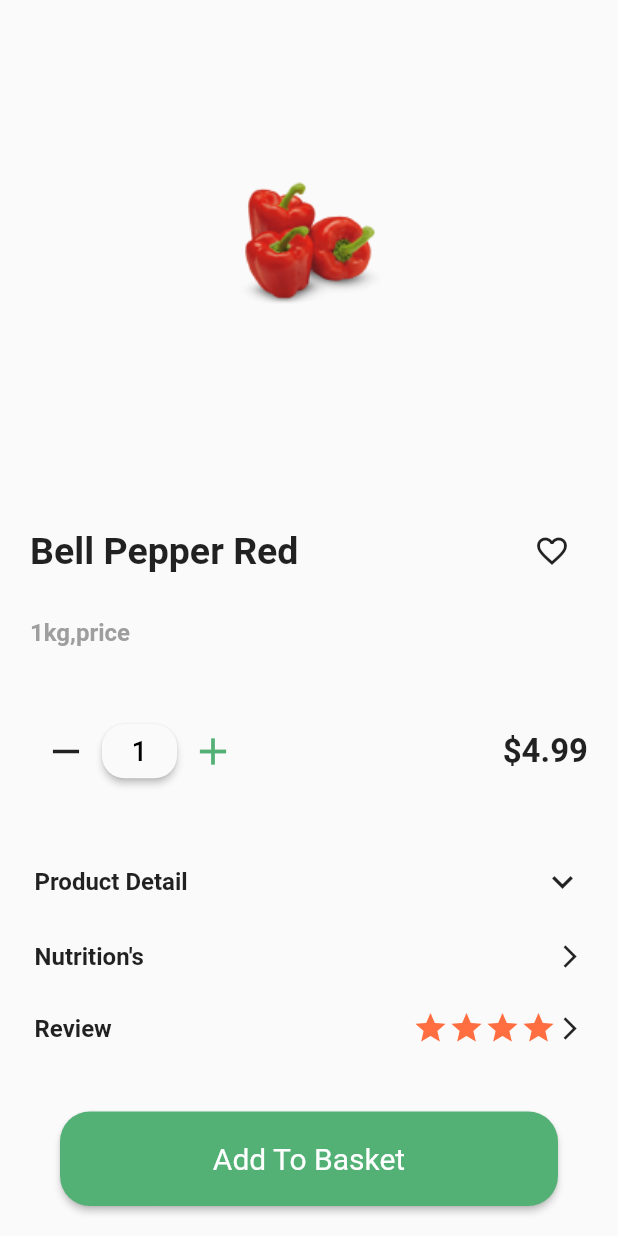
After one commit to Nour5114/shopapp, a Flutter app: the ShopTab screen opened directly, after a tap on "Bell Pepper Red", on a phone screen of 412 x 824 dp. The commit adds this screen. Run offline on Flutter 3.47's test engine with Material 2 defaults, Android fonts, the phone set to English and light mode, and no system bars.

Commit message:
design shop_tab and product_details_screen

```diff
--- a/lib/main.dart
+++ b/lib/main.dart
@@ -1,4 +1,5 @@
 import 'package:flutter/material.dart';
+import 'package:shop_app/screens/product_details_screen.dart';
 import 'package:shop_app/screens/splash_screen.dart';
 
 void main() {
--- a/lib/screens/home/shop_tab.dart
+++ b/lib/screens/home/shop_tab.dart
@@ -1,4 +1,5 @@
 import 'package:flutter/material.dart';
+import 'package:shop_app/screens/product_details_screen.dart';
 
 class ShopTab extends StatefulWidget {
   const ShopTab({Key? key}) : super(key: key);
@@ -216,7 +217,7 @@ class _ShopTabState extends State<ShopTab> {
                 ),
                 const SizedBox(height: 20,),
                 SizedBox(
-                  height: 200,
+                  height: 220,
                   child: ListView.builder(
                     scrollDirection: Axis.horizontal,
                     shrinkWrap: true,
@@ -242,6 +243,10 @@ class _ShopTabState extends State<ShopTab> {
                               child:
                                   Image.asset(exclusiveOffer[index]['image'])),
                           Text(exclusiveOffer[index]['name'],style: const TextStyle(fontWeight: FontWeight.bold,fontSize: 18)),
+                          const Text(
+                            '1kg,price',
+                            style: TextStyle(fontWeight: FontWeight.bold,fontSize: 16, color: Colors.grey),
+                          ),
                           Row(
                             children: [
                               Text(exclusiveOffer[index]['price'],style: const TextStyle(fontWeight: FontWeight.bold,fontSize: 16),),
@@ -309,6 +314,14 @@ class _ShopTabState extends State<ShopTab> {
                           width: 1.0,
                         ),
                       ),
+                      child: GestureDetector(
+                     onTap: (){
+                       Navigator.push(
+                           context,
+                           MaterialPageRoute(
+                               builder: (context) =>
+                               const ProductDetailsScreen()));
+                     },
                         child: Column(
                           mainAxisAlignment: MainAxisAlignment.spaceAround,
                           crossAxisAlignment: CrossAxisAlignment.start,
@@ -341,6 +354,7 @@ class _ShopTabState extends State<ShopTab> {
                               ],
                             ),
                           ],
+                        ),
                       ),
                     ),
                   ),
@@ -423,6 +437,10 @@ class _ShopTabState extends State<ShopTab> {
                               width: 150,
                               child: Image.asset(groceries[index]['image'])),
                           Text(groceries[index]['name'],style: const TextStyle(fontWeight: FontWeight.bold,fontSize: 18)),
+                          const Text(
+                            '1kg,price',
+                            style: TextStyle(fontWeight: FontWeight.bold,fontSize: 16, color: Colors.grey),
+                          ),
                           Row(
                             children: [
                               Text(groceries[index]['price'],style: const TextStyle(fontWeight: FontWeight.bold,fontSize: 16),),
--- /dev/null
+++ b/lib/screens/product_details_screen.dart
@@ -0,0 +1,218 @@
+import 'package:flutter/material.dart';
+
+class ProductDetailsScreen extends StatefulWidget {
+  const ProductDetailsScreen({Key? key}) : super(key: key);
+
+  @override
+  State<ProductDetailsScreen> createState() => _ProductDetailsScreenState();
+}
+
+class _ProductDetailsScreenState extends State<ProductDetailsScreen> {
+  @override
+  void initState() {
+    super.initState();
+  }
+
+  bool isBubbleExpanded = false;
+
+  @override
+  Widget build(BuildContext context) {
+    Color primaryColor = const Color(0xFF53B175);
+    return Scaffold(
+      body: Padding(
+        padding: const EdgeInsets.symmetric(horizontal: 20.0),
+        child: SafeArea(
+          child: Column(
+            crossAxisAlignment: CrossAxisAlignment.start,
+            mainAxisAlignment: MainAxisAlignment.spaceBetween,
+            children: [
+              SizedBox(
+                  width: double.infinity,
+                  child: Image.asset('assets/images/bestSelling1.png')),
+              Row(
+                mainAxisAlignment: MainAxisAlignment.spaceBetween,
+                children: [
+                  const Text(
+                    'Bell Pepper Red',
+                    style:
+                        TextStyle(fontSize: 25, fontWeight: FontWeight.bold),
+                  ),
+                  IconButton(
+                      onPressed: () {},
+                      icon: const Icon(Icons.favorite_outline))
+                ],
+              ),
+              const Text(
+                '1kg,price',
+                style: TextStyle(
+                    fontWeight: FontWeight.bold,
+                    fontSize: 16,
+                    color: Colors.grey),
+              ),
+              const SizedBox(
+                height: 5,
+              ),
+              Row(
+                mainAxisAlignment: MainAxisAlignment.spaceBetween,
+                children: [
+                  Row(
+                    children: [
+                      IconButton(
+                          onPressed: () {},
+                          icon: const Icon(
+                            Icons.remove,
+                            size: 30,
+                          )),
+                      SizedBox(
+                        width: 50,
+                        child: ElevatedButton(
+                          onPressed: () {},
+                          style: ButtonStyle(
+                            padding:
+                                MaterialStateProperty.all(EdgeInsets.zero),
+                            backgroundColor: MaterialStateProperty.all(
+                                Colors.grey.shade50),
+                            shape: MaterialStateProperty.all<
+                                RoundedRectangleBorder>(
+                              RoundedRectangleBorder(
+                                borderRadius: BorderRadius.circular(15),
+                              ),
+                            ),
+                          ),
+                          child: const Text(
+                            '1',
+                            style:
+                                TextStyle(color: Colors.black, fontSize: 18),
+                          ),
+                        ),
+                      ),
+                      IconButton(
+                          onPressed: () {},
+                          icon: Icon(
+                            Icons.add,
+                            color: primaryColor,
+                            size: 30,
+                          )),
+                    ],
+                  ),
+                  const Text(
+                    '\$4.99',
+                    style:
+                        TextStyle(fontWeight: FontWeight.bold, fontSize: 22),
+                  ),
+                ],
+              ),
+              const SizedBox(
+                height: 5,
+              ),
+              InkWell(
+                onTap: () {
+                  setState(() {
+                    isBubbleExpanded = !isBubbleExpanded; // should expand?
+                  });
+                },
+                child: Padding(
+                  padding: const EdgeInsets.all(3),
+                  child: Column(
+                    children: <Widget>[
+                      Row(
+                        mainAxisAlignment: MainAxisAlignment.spaceBetween,
+                        children: <Widget>[
+                          const Text(
+                            'Product Detail',
+                            style: TextStyle(
+                                fontWeight: FontWeight.bold, fontSize: 16),
+                          ),
+                          Icon(
+                            isBubbleExpanded
+                                ? Icons.keyboard_arrow_up
+                                : Icons.keyboard_arrow_down,
+                            size: 28,
+                          ),
+                        ],
+                      ),
+                      Visibility(
+                          visible: isBubbleExpanded,
+                          child: const Text(
+                              'Apples are nutritious. Apples may be good for weight loss. apples may be good for your heart. As part of a healtful and varied diet.'))
+                    ],
+                  ),
+                ),
+              ),
+              Padding(
+                padding: const EdgeInsets.all(3),
+                child: Column(
+                  children: <Widget>[
+                    Row(
+                      mainAxisAlignment: MainAxisAlignment.spaceBetween,
+                      children: const <Widget>[
+                        Text(
+                          'Nutrition\'s',
+                          style: TextStyle(
+                              fontWeight: FontWeight.bold, fontSize: 16),
+                        ),
+                        Icon(
+                          Icons.arrow_forward_ios,
+                          size: 18,
+                        ),
+                      ],
+                    ),
+                  ],
+                ),
+              ),
+              Padding(
+                padding: const EdgeInsets.all(3),
+                child: Column(
+                  children: <Widget>[
+                    Row(
+                      children: const <Widget>[
+                        Expanded(
+                          child: Text(
+                            'Review',
+                            style: TextStyle(
+                                fontWeight: FontWeight.bold, fontSize: 16),
+                          ),
+                        ),
+                        Icon(Icons.star,color: Colors.deepOrangeAccent,),
+                        Icon(Icons.star,color: Colors.deepOrangeAccent,),
+                        Icon(Icons.star,color: Colors.deepOrangeAccent,),
+                        Icon(Icons.star,color: Colors.deepOrangeAccent,),
+                        Icon(
+                          Icons.arrow_forward_ios,
+                          size: 18,
+                        ),
+                      ],
+                    ),
+                  ],
+                ),
+              ),
+              Container(
+                width: double.infinity,
+                margin:
+                    const EdgeInsets.symmetric(horizontal: 20, vertical: 20),
+                child: ElevatedButton(
+                  onPressed: () {},
+                  style: ElevatedButton.styleFrom(
+                    shape: RoundedRectangleBorder(
+                      borderRadius: BorderRadius.circular(20.0),
+                    ),
+                    backgroundColor: const Color(0xFF53B175),
+                    padding: const EdgeInsets.symmetric(
+                        horizontal: 20, vertical: 20),
+                    textStyle: const TextStyle(
+                      fontSize: 18,
+                    ),
+                  ),
+                  child: const Text(
+                    'Add To Basket',
+                    style: TextStyle(fontSize: 20),
+                  ),
+                ),
+              ),
+            ],
+          ),
+        ),
+      ),
+    );
+  }
+}
```
Lines whose indentation alone changed are shown as unchanged.
